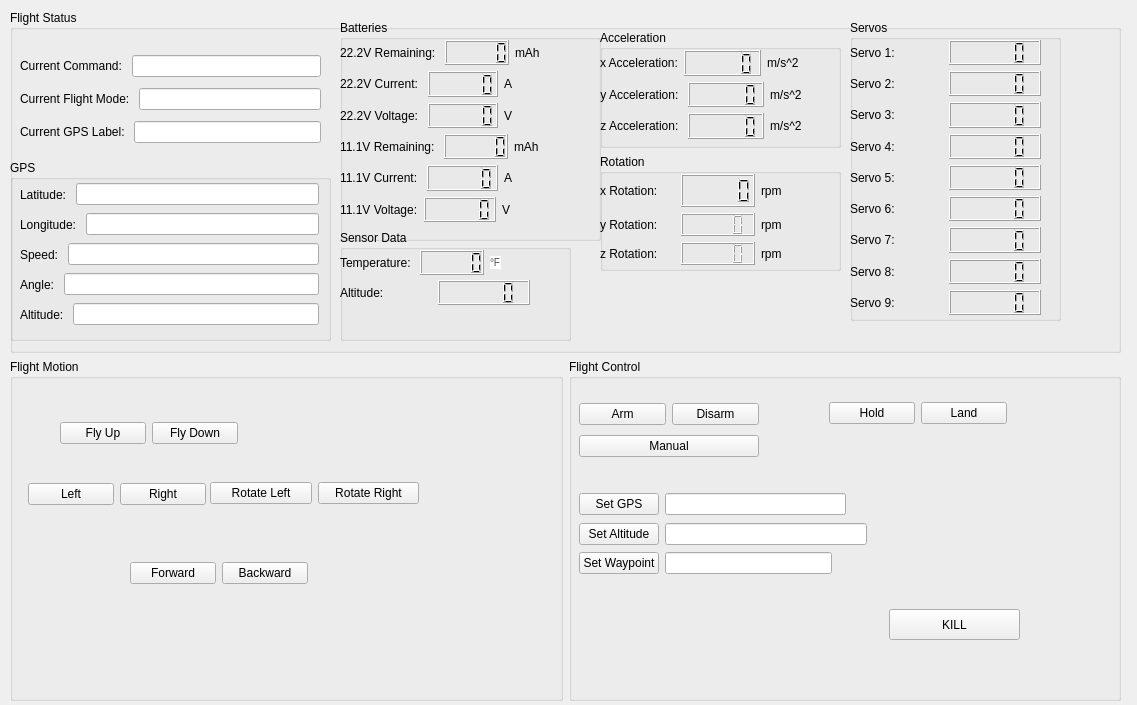
Above: flightcontroltab.ui from sgfairbro/Upload-GUI before the change. Below: the same form after it.
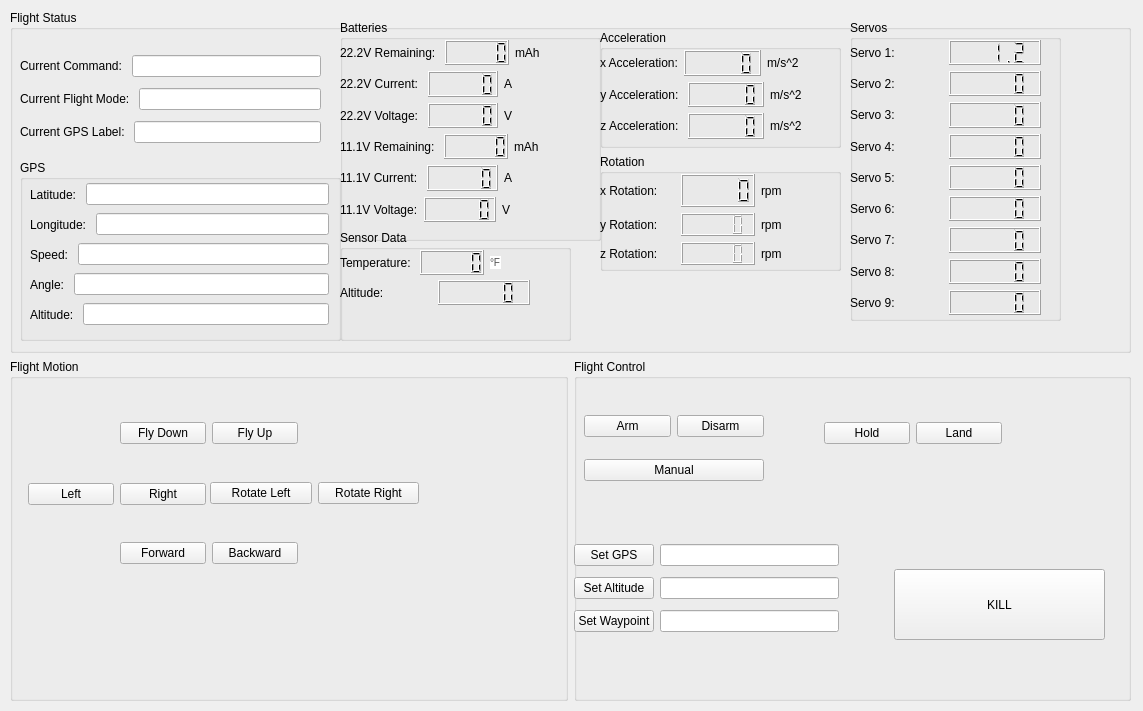
That is the form after the change.

The edit to the form file:
```diff
--- a/flightcontroltab.ui
+++ b/flightcontroltab.ui
@@ -6,8 +6,8 @@
    <rect>
     <x>0</x>
     <y>0</y>
-    <width>1137</width>
-    <height>705</height>
+    <width>1143</width>
+    <height>711</height>
    </rect>
   </property>
   <property name="windowTitle">
@@ -18,7 +18,7 @@
     <rect>
      <x>10</x>
      <y>10</y>
-     <width>1111</width>
+     <width>1121</width>
      <height>691</height>
     </rect>
    </property>
@@ -33,8 +33,8 @@
         <widget class="QWidget" name="layoutWidget">
          <property name="geometry">
           <rect>
-           <x>120</x>
-           <y>200</y>
+           <x>110</x>
+           <y>180</y>
            <width>178</width>
            <height>29</height>
           </rect>
@@ -111,20 +111,13 @@
         <widget class="QWidget" name="layoutWidget">
          <property name="geometry">
           <rect>
-           <x>50</x>
+           <x>110</x>
            <y>60</y>
            <width>178</width>
            <height>29</height>
           </rect>
          </property>
          <layout class="QHBoxLayout" name="horizontalLayout_5">
-          <item>
-           <widget class="QPushButton" name="flyUpButton">
-            <property name="text">
-             <string>Fly Up</string>
-            </property>
-           </widget>
-          </item>
           <item>
            <widget class="QPushButton" name="flyDownButton">
             <property name="text">
@@ -132,6 +125,13 @@
             </property>
            </widget>
           </item>
+          <item>
+           <widget class="QPushButton" name="flyUpButton">
+            <property name="text">
+             <string>Fly Up</string>
+            </property>
+           </widget>
+          </item>
          </layout>
         </widget>
         <zorder>layoutWidget</zorder>
@@ -151,7 +151,7 @@
            <x>10</x>
            <y>40</y>
            <width>180</width>
-           <height>64</height>
+           <height>98</height>
           </rect>
          </property>
          <layout class="QVBoxLayout" name="verticalLayout">
@@ -186,89 +186,20 @@
          <property name="geometry">
           <rect>
            <x>320</x>
-           <y>250</y>
-           <width>131</width>
-           <height>31</height>
+           <y>210</y>
+           <width>211</width>
+           <height>71</height>
           </rect>
          </property>
          <property name="text">
           <string>KILL</string>
          </property>
         </widget>
-        <widget class="QWidget" name="layoutWidget_3">
-         <property name="geometry">
-          <rect>
-           <x>10</x>
-           <y>160</y>
-           <width>288</width>
-           <height>30</height>
-          </rect>
-         </property>
-         <layout class="QHBoxLayout" name="horizontalLayout_4">
-          <item>
-           <widget class="QPushButton" name="setAltitudeButton">
-            <property name="text">
-             <string>Set Altitude</string>
-            </property>
-            <property name="shortcut">
-             <string/>
-            </property>
-           </widget>
-          </item>
-          <item>
-           <widget class="QLineEdit" name="setAltitudeEdit"/>
-          </item>
-         </layout>
-        </widget>
-        <widget class="QWidget" name="layoutWidget_4">
-         <property name="geometry">
-          <rect>
-           <x>10</x>
-           <y>190</y>
-           <width>253</width>
-           <height>29</height>
-          </rect>
-         </property>
-         <layout class="QHBoxLayout" name="horizontalLayout_9">
-          <item>
-           <widget class="QPushButton" name="setWaypointButton">
-            <property name="text">
-             <string>Set Waypoint</string>
-            </property>
-           </widget>
-          </item>
-          <item>
-           <widget class="QLineEdit" name="setWaypointEdit"/>
-          </item>
-         </layout>
-        </widget>
         <widget class="QWidget" name="layoutWidget">
          <property name="geometry">
           <rect>
-           <x>10</x>
-           <y>130</y>
-           <width>267</width>
-           <height>30</height>
-          </rect>
-         </property>
-         <layout class="QHBoxLayout" name="horizontalLayout_3">
-          <item>
-           <widget class="QPushButton" name="setGPSButton">
-            <property name="text">
-             <string>Set GPS</string>
-            </property>
-           </widget>
-          </item>
-          <item>
-           <widget class="QLineEdit" name="setGPSEdit"/>
-          </item>
-         </layout>
-        </widget>
-        <widget class="QWidget" name="layoutWidget">
-         <property name="geometry">
-          <rect>
-           <x>260</x>
-           <y>40</y>
+           <x>250</x>
+           <y>60</y>
            <width>178</width>
            <height>29</height>
           </rect>
@@ -290,6 +221,63 @@
           </item>
          </layout>
         </widget>
+        <widget class="QWidget" name="layoutWidget">
+         <property name="geometry">
+          <rect>
+           <x>0</x>
+           <y>180</y>
+           <width>265</width>
+           <height>101</height>
+          </rect>
+         </property>
+         <layout class="QVBoxLayout" name="verticalLayout_9">
+          <item>
+           <layout class="QHBoxLayout" name="horizontalLayout_3">
+            <item>
+             <widget class="QPushButton" name="setGPSButton">
+              <property name="text">
+               <string>Set GPS</string>
+              </property>
+             </widget>
+            </item>
+            <item>
+             <widget class="QLineEdit" name="setGPSEdit"/>
+            </item>
+           </layout>
+          </item>
+          <item>
+           <layout class="QHBoxLayout" name="horizontalLayout_4">
+            <item>
+             <widget class="QPushButton" name="setAltitudeButton">
+              <property name="text">
+               <string>Set Altitude</string>
+              </property>
+              <property name="shortcut">
+               <string/>
+              </property>
+             </widget>
+            </item>
+            <item>
+             <widget class="QLineEdit" name="setAltitudeEdit"/>
+            </item>
+           </layout>
+          </item>
+          <item>
+           <layout class="QHBoxLayout" name="horizontalLayout_9">
+            <item>
+             <widget class="QPushButton" name="setWaypointButton">
+              <property name="text">
+               <string>Set Waypoint</string>
+              </property>
+             </widget>
+            </item>
+            <item>
+             <widget class="QLineEdit" name="setWaypointEdit"/>
+            </item>
+           </layout>
+          </item>
+         </layout>
+        </widget>
         <zorder>layoutWidget</zorder>
         <zorder>layoutWidget</zorder>
         <zorder>layoutWidget</zorder>
@@ -310,7 +298,7 @@
       <widget class="QGroupBox" name="gpsBox">
        <property name="geometry">
         <rect>
-         <x>0</x>
+         <x>10</x>
          <y>150</y>
          <width>321</width>
          <height>181</height>
@@ -625,7 +613,11 @@
             </widget>
            </item>
            <item>
-            <widget class="QLCDNumber" name="servoLCD"/>
+            <widget class="QLCDNumber" name="servoLCD">
+             <property name="value" stdset="0">
+              <double>1.200000000000000</double>
+             </property>
+            </widget>
            </item>
           </layout>
          </item>
```
Left out of the diff: 14 changed lines with no effect on the pictures.
